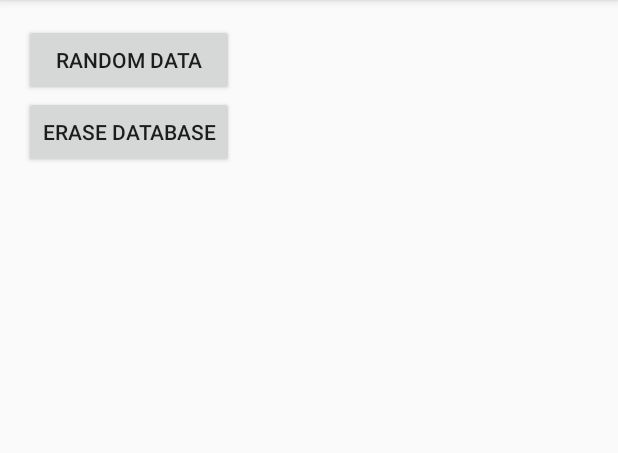
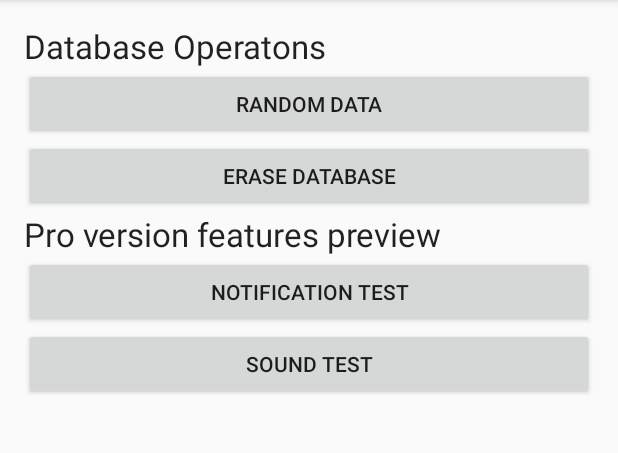
Before and after one commit to KseniaVensko/AndroidToDoList, an Android app: the SettingsActivity screen opened directly, with no data from a screen before it, on a phone screen of 412 x 824 dp, the part 84-537 px from its top. Run offline under Robolectric (Android 15) with nearby library versions, the phone set to English and light mode, and no system bars; pictures from the network do not load.

```diff
--- a/app/src/main/AndroidManifest.xml
+++ b/app/src/main/AndroidManifest.xml
@@ -21,8 +21,9 @@
         </activity>
         <activity android:name=".Task" />
         <activity android:name=".SettingsActivity" />
-        <activity android:name=".tasklists.CategoryActivity"/>
-        <activity android:name=".categories.CategoryChooserActivity"/>
+        <activity android:name=".tasklists.CategoryActivity" />
+        <activity android:name=".categories.CategoryChooserActivity" />
+
     </application>
 
 </manifest>
--- a/app/src/main/java/smart/tuke/sk/todolist/scheduling/Alarm.java
+++ b/app/src/main/java/smart/tuke/sk/todolist/scheduling_old/Alarm.java
@@ -1,4 +1,4 @@
-package smart.tuke.sk.todolist.scheduling;
+package smart.tuke.sk.todolist.scheduling_old;
 
 import android.app.AlarmManager;
 import android.app.PendingIntent;
--- a/app/src/main/java/smart/tuke/sk/todolist/scheduling/SampleSchedulingService.java
+++ b/app/src/main/java/smart/tuke/sk/todolist/scheduling_old/SampleSchedulingService.java
@@ -1,4 +1,4 @@
-package smart.tuke.sk.todolist.scheduling;
+package smart.tuke.sk.todolist.scheduling_old;
 
 import android.app.IntentService;
 import android.app.NotificationManager;
--- a/app/src/main/res/layout/activity_settings.xml
+++ b/app/src/main/res/layout/activity_settings.xml
@@ -9,25 +9,73 @@
     android:paddingTop="@dimen/activity_vertical_margin"
     tools:context="smart.tuke.sk.todolist.SettingsActivity">
 
+    <LinearLayout
+        android:orientation="vertical"
+        android:layout_width="match_parent"
+        android:layout_height="wrap_content">
+
+        <TextView
+            android:layout_width="fill_parent"
+            android:layout_height="wrap_content"
+            android:textAppearance="?android:attr/textAppearanceLarge"
+            android:text="Database Operatons"
+            android:id="@+id/textView"
+            android:layout_above="@+id/button2"
+            android:layout_alignRight="@+id/button"
+            android:layout_alignEnd="@+id/button"
+            android:layout_weight="0.21" />
+
         <Button
-        android:layout_width="wrap_content"
+            android:layout_width="match_parent"
             android:layout_height="wrap_content"
-        android:text="Random Data"
+            android:text="@string/random_data"
             android:id="@+id/button"
             android:layout_alignParentTop="true"
             android:layout_alignParentLeft="true"
-        android:layout_alignParentStart="true"
+            android:layout_alignParentStart="false"
+            android:onClick="randomDataClick"
             android:layout_alignRight="@+id/button2"
-        android:layout_alignEnd="@+id/button2"
-        android:onClick="randomDataClick" />
+            android:layout_alignEnd="@+id/button2" />
 
         <Button
-        android:layout_width="wrap_content"
+            android:layout_width="match_parent"
             android:layout_height="wrap_content"
-        android:text="Erase Database"
+            android:text="@string/erase_database"
             android:id="@+id/button2"
             android:layout_below="@+id/button"
             android:layout_alignParentLeft="true"
             android:layout_alignParentStart="true"
-        android:onClick="eraseDatabaseClick" />
+            android:onClick="eraseDatabaseClick"
+            android:layout_alignRight="@+id/button3"
+            android:layout_alignEnd="@+id/button3" />
+
+        <TextView
+            android:layout_width="wrap_content"
+            android:layout_height="wrap_content"
+            android:textAppearance="?android:attr/textAppearanceLarge"
+            android:text="Pro version features preview"
+            android:id="@+id/textView2" />
+
+        <Button
+            android:layout_width="match_parent"
+            android:layout_height="wrap_content"
+            android:text="@string/notification_test"
+            android:id="@+id/button3"
+            android:layout_below="@+id/button2"
+            android:layout_alignParentLeft="true"
+            android:layout_alignParentStart="true"
+            android:nestedScrollingEnabled="true"
+            android:onClick="notificationTest" />
+
+        <Button
+            android:layout_width="match_parent"
+            android:layout_height="wrap_content"
+            android:text="Sound Test"
+            android:id="@+id/button4"
+            android:layout_below="@+id/button3"
+            android:layout_alignParentLeft="true"
+            android:layout_alignParentStart="true"
+            android:onClick="soundTest" />
+    </LinearLayout>
+
 </RelativeLayout>
--- a/app/src/main/res/values/strings.xml
+++ b/app/src/main/res/values/strings.xml
@@ -106,4 +106,7 @@
     <string name="search">Search</string>
     <string name="finished">Finished</string>
     <string name="cancel">Cancel</string>
+    <string name="notification_test">Notification Test</string>
+    <string name="erase_database">Erase Database</string>
+    <string name="random_data">Random Data</string>
 </resources>
```
Also changed, not shown: app/src/main/java/smart/tuke/sk/todolist/SettingsActivity.java (+12 -0 lines), app/src/main/java/smart/tuke/sk/todolist/Task.java (+7 -3 lines), app/src/main/java/smart/tuke/sk/todolist/adapters/CustomAdapter.java (+9 -3 lines), app/src/main/java/smart/tuke/sk/todolist/scheduling_old/BootReceiver.java (added, +30 -0 lines), app/src/main/res/layout/activity_task.xml (+21 -7 lines), 1 other file. Lines whose indentation alone changed are shown as unchanged.
